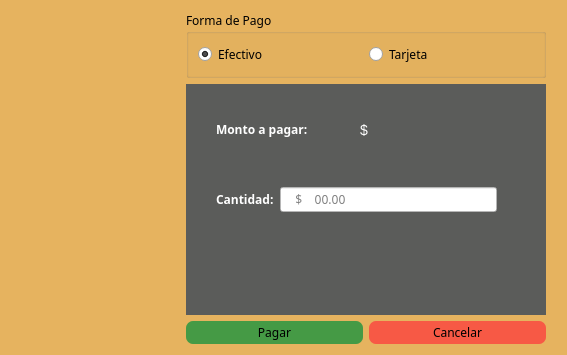
The window that pago.ui (DanielPerMon/proyectoSaboreno) describes before a commit, drawn with Qt 5.
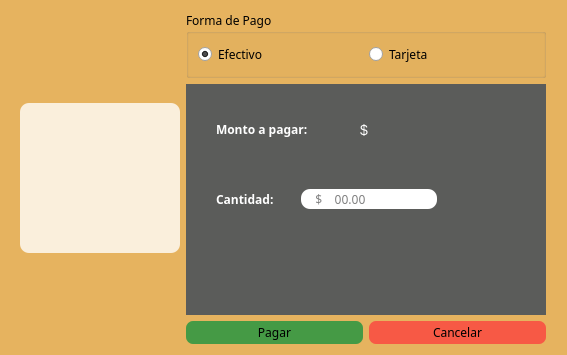
The same window after the commit. Icons and pictures are not drawn.

Diff of the .ui file:
```diff
--- a/pago.ui
+++ b/pago.ui
@@ -53,6 +53,12 @@
          <height>150</height>
         </size>
        </property>
+       <property name="styleSheet">
+        <string notr="true">QLabel{
+	background-color: rgba(255, 255, 255,200);
+border-radius: 9px;
+}</string>
+       </property>
        <property name="text">
         <string/>
        </property>
@@ -207,7 +213,7 @@
           <rect>
            <x>30</x>
            <y>90</y>
-           <width>281</width>
+           <width>221</width>
            <height>51</height>
           </rect>
          </property>
@@ -233,13 +239,26 @@
           </item>
           <item>
            <widget class="QLineEdit" name="lineEdit">
+            <property name="minimumSize">
+             <size>
+              <width>136</width>
+              <height>20</height>
+             </size>
+            </property>
+            <property name="maximumSize">
+             <size>
+              <width>136</width>
+              <height>20</height>
+             </size>
+            </property>
             <property name="font">
              <font>
               <family>Calisto MT</family>
              </font>
             </property>
             <property name="styleSheet">
-             <string notr="true">background-color: white;</string>
+             <string notr="true">background-color: white;
+border-radius: 9px;</string>
             </property>
             <property name="placeholderText">
              <string>    $    00.00</string>
```
Left out of the diff: 2 changed lines with no effect on the pictures.
